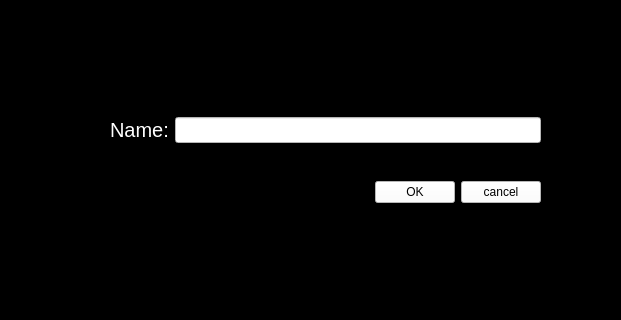
Before: the Qt Designer form nameeingabe.ui in FelixWeichselgartner/Tetris, drawn with Qt 5; both pictures show x 290 to 911 and y 345 to 665 of the 1138 by 944 pixel window.
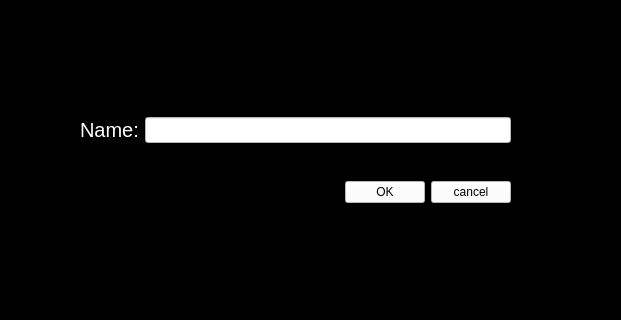
After: the same form once the commit is applied.

Commit message: buttons für fenstergröße rechts

The edit to the form file:
```diff
--- a/nameeingabe.ui
+++ b/nameeingabe.ui
@@ -20,7 +20,7 @@
   <widget class="QWidget" name="layoutWidget">
    <property name="geometry">
     <rect>
-     <x>400</x>
+     <x>370</x>
      <y>430</y>
      <width>431</width>
      <height>151</height>
```
The commit also changes 1 other file.
